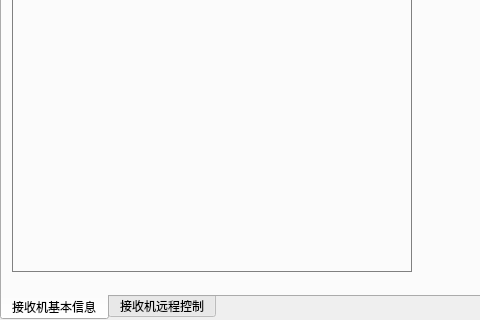
Before: the Qt Designer form widget/receiverinfo_widget.ui in yanghang8612/SMAMMainUI, drawn with Qt 5; both pictures show x 0 to 480 and y 150 to 470 of the 1000 by 470 pixel window.
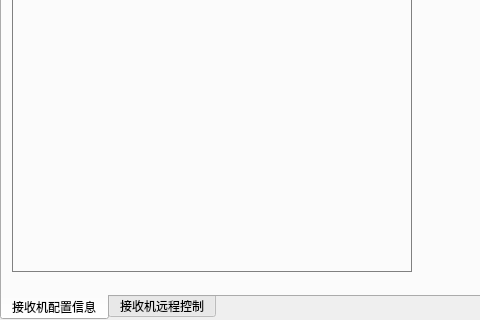
After: the same form once the commit is applied.

```diff
--- a/widget/receiverinfo_widget.ui
+++ b/widget/receiverinfo_widget.ui
@@ -18,7 +18,7 @@
   </property>
   <widget class="QWidget" name="firstReceiverTab">
    <attribute name="title">
-    <string>接收机基本信息</string>
+    <string>接收机配置信息</string>
    </attribute>
    <widget class="QGroupBox" name="infoContainer">
     <property name="geometry">
```
